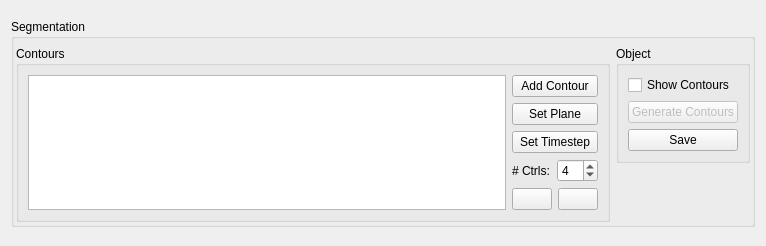
Above: src/ui/Seg2DView.ui from ericspod/Eidolon before the change. Below: the same form after it.
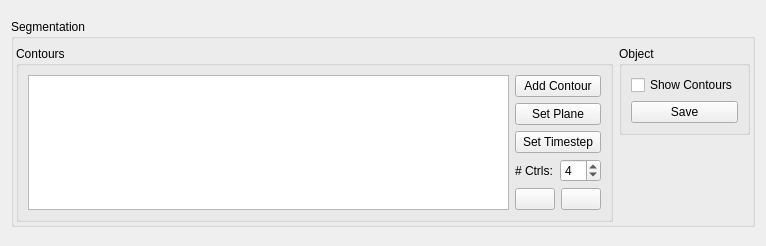
That is the form after the change. Icons and pictures are not drawn.

Patch:
```diff
--- a/src/ui/Seg2DView.ui
+++ b/src/ui/Seg2DView.ui
@@ -258,19 +258,6 @@
              </property>
             </widget>
            </item>
-           <item>
-            <widget class="QPushButton" name="genButton">
-             <property name="enabled">
-              <bool>false</bool>
-             </property>
-             <property name="toolTip">
-              <string>Generate contours on image planes between existing contours</string>
-             </property>
-             <property name="text">
-              <string>Generate Contours</string>
-             </property>
-            </widget>
-           </item>
            <item>
             <widget class="QPushButton" name="saveButton">
              <property name="toolTip">
```
Left out of the diff: 3 changed lines with no effect on the pictures.
